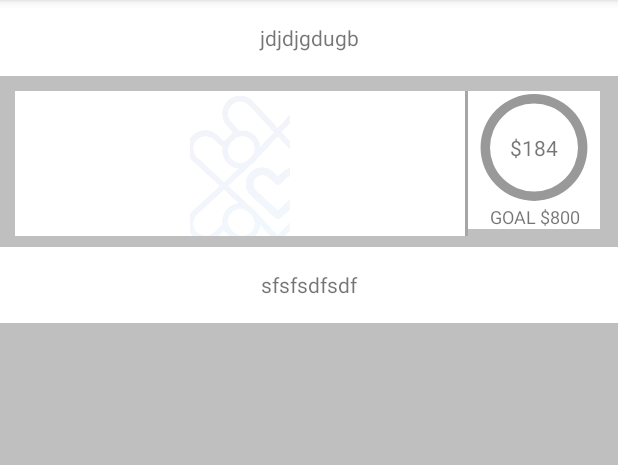
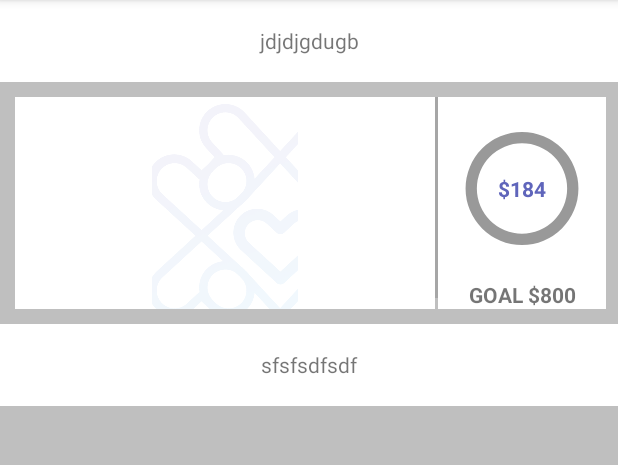
Before and after one commit to iBeket/ScreenProject, an Android app: the ProgressBarActivity screen opened directly, with no data from a screen before it, on a phone screen of 412 x 824 dp, the part 84-549 px from its top. Run offline under Robolectric (Android 15) with nearby library versions, the phone set to English and light mode, and no system bars.

Commit message:
progress bar is added

```diff
--- a/app/src/main/java/com/example/milos/cfcscreen/ProgressBarActivity.java
+++ b/app/src/main/java/com/example/milos/cfcscreen/ProgressBarActivity.java
@@ -25,7 +25,7 @@ public class ProgressBarActivity extends AppCompatActivity {
 
         progressBar = (ProgressBar) findViewById(R.id.circularProgressbar);
         progressInfo = (TextView) findViewById(R.id.progress_info);
-        goalInfo = (TextView) findViewById(R.id.text_goal);
+       // goalInfo = (TextView) findViewById(R.id.text_goal);
 
         finalPercentage = (percentage * progress) / goal;
 
--- a/app/src/main/res/drawable/circular.xml
+++ b/app/src/main/res/drawable/circular.xml
@@ -2,7 +2,7 @@
 <layer-list xmlns:android="http://schemas.android.com/apk/res/android" >
     <item android:id="@android:id/secondaryProgress">
         <shape
-            android:innerRadiusRatio="3"
+            android:innerRadiusRatio="3.5"
             android:shape="ring"
             android:useLevel="true"
             android:thicknessRatio="14.0">
@@ -21,7 +21,7 @@
             android:pivotY="50%"
             android:toDegrees="270" >
             <shape
-                android:innerRadiusRatio="3"
+                android:innerRadiusRatio="3.5"
                 android:shape="ring"
                 android:useLevel="true"
                 android:thicknessRatio="14.0">
@@ -31,9 +31,9 @@
                     android:pivotX="50%"
                     android:pivotY="50%" />
                 <gradient
-                    android:startColor="#00FF00"
-                    android:endColor="#00FF00"
-                    android:centerColor="#00FF00"
+                    android:startColor="#5F65BB"
+                    android:endColor="#5F65BB"
+                    android:centerColor="#5F65BB"
                     android:type="sweep" />
             </shape>
         </rotate>
--- a/app/src/main/res/layout/activity_progress_bar.xml
+++ b/app/src/main/res/layout/activity_progress_bar.xml
@@ -11,17 +11,18 @@
         android:id="@+id/info_cfc"
         android:layout_width="match_parent"
         android:layout_height="wrap_content"
+        android:layout_weight="0.5"
         android:background="#fff"
         android:gravity="center"
-        android:layout_weight="0.5"
         android:text="jdjdjgdugb" />
 
     <LinearLayout
         android:id="@+id/lin"
         android:layout_width="match_parent"
-        android:layout_height="wrap_content"
-        android:layout_weight="0.2"
+        android:layout_height="0dp"
+        android:layout_marginBottom="10dp"
         android:layout_marginTop="10dp"
+        android:layout_weight="2"
         android:orientation="horizontal"
         android:weightSum="10">
 
@@ -32,8 +33,7 @@
             android:layout_height="match_parent"
             android:layout_marginLeft="10dp"
             android:layout_marginStart="10dp"
-            android:layout_marginBottom="7dp"
-            android:layout_weight="7.5"
+            android:layout_weight="7"
             android:background="#fff"
             android:src="@drawable/b44" />
 
@@ -45,20 +45,25 @@
             android:background="#a6a6a6" />
 
         <RelativeLayout
+            android:id="@+id/progress_layout"
             android:layout_width="0dp"
             android:layout_height="wrap_content"
-            android:layout_weight="2.2">
+            android:layout_weight="2.8">
+
+            <RelativeLayout
+                android:layout_width="match_parent"
+                android:layout_height="wrap_content"
+                android:layout_above="@id/text_goal">
 
                 <ProgressBar
                     android:id="@+id/circularProgressbar"
                     style="?android:attr/progressBarStyleHorizontal"
                     android:layout_width="match_parent"
-                android:layout_height="75dp"
-                android:layout_alignParentEnd="true"
-                android:layout_alignParentRight="true"
+                    android:layout_height="match_parent"
                     android:background="#FFF"
                     android:indeterminate="false"
                     android:max="100"
+                    android:padding="3dp"
                     android:progress="15"
                     android:progressDrawable="@drawable/circular"
                     android:secondaryProgress="100" />
@@ -67,26 +72,29 @@
                     android:id="@+id/progress_info"
                     android:layout_width="wrap_content"
                     android:layout_height="wrap_content"
-                android:layout_alignParentTop="true"
                     android:layout_centerHorizontal="true"
-                android:layout_marginTop="28dp"
+                    android:layout_centerInParent="true"
+                    android:layout_centerVertical="true"
                     android:background="#fff"
+                    android:gravity="center"
                     android:text="$184"
-                android:textSize="14sp" />
+                    android:textColor="#5F65BB"
+                    android:textStyle="bold" />
+            </RelativeLayout>
+
 
             <TextView
                 android:id="@+id/text_goal"
-                android:layout_width="wrap_content"
+                android:layout_width="match_parent"
                 android:layout_height="wrap_content"
-                android:layout_alignEnd="@+id/circularProgressbar"
+
+                android:layout_alignParentBottom="true"
                 android:layout_alignParentLeft="true"
                 android:layout_alignParentStart="true"
-                android:layout_alignRight="@+id/circularProgressbar"
-                android:layout_below="@+id/circularProgressbar"
+                android:background="#fff"
                 android:gravity="center"
-                android:textSize="12sp"
-                android:background="#fff"
-                android:text="GOAL $800" />
+                android:text="GOAL $800"
+                android:textStyle="bold" />
 
 
         </RelativeLayout>
@@ -96,7 +104,6 @@
         android:layout_width="match_parent"
         android:layout_height="wrap_content"
         android:layout_weight="0.5"
-
         android:background="#fff"
         android:gravity="center"
         android:text="sfsfsdfsdf" />
```
Lines whose indentation alone changed are shown as unchanged.
